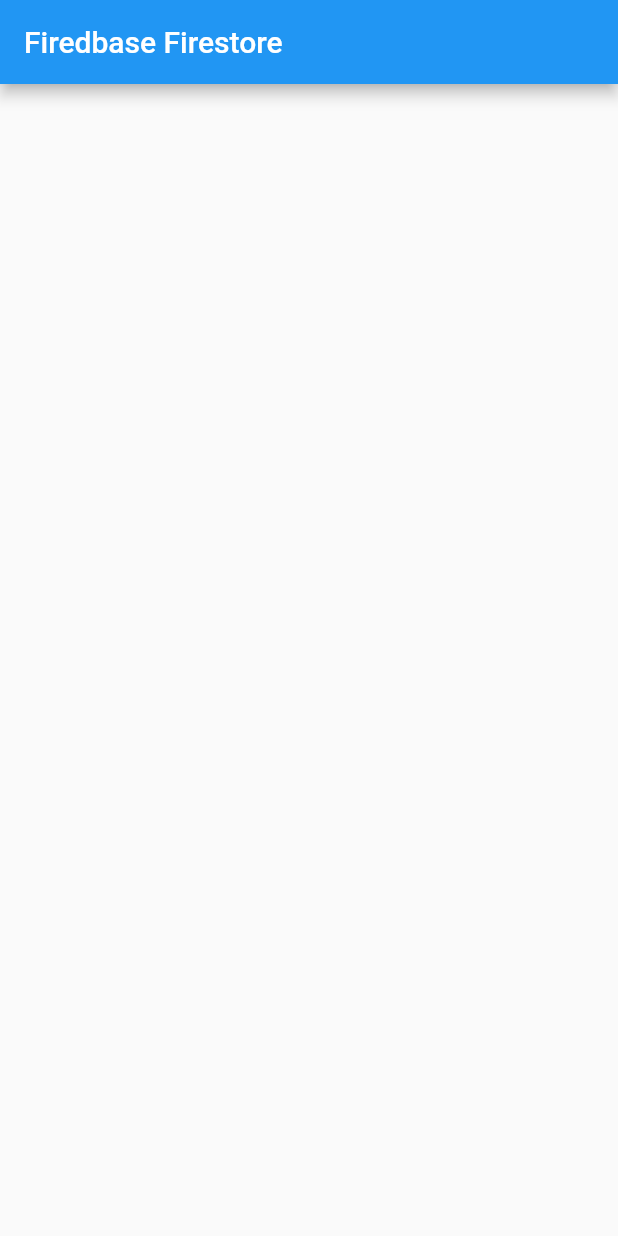
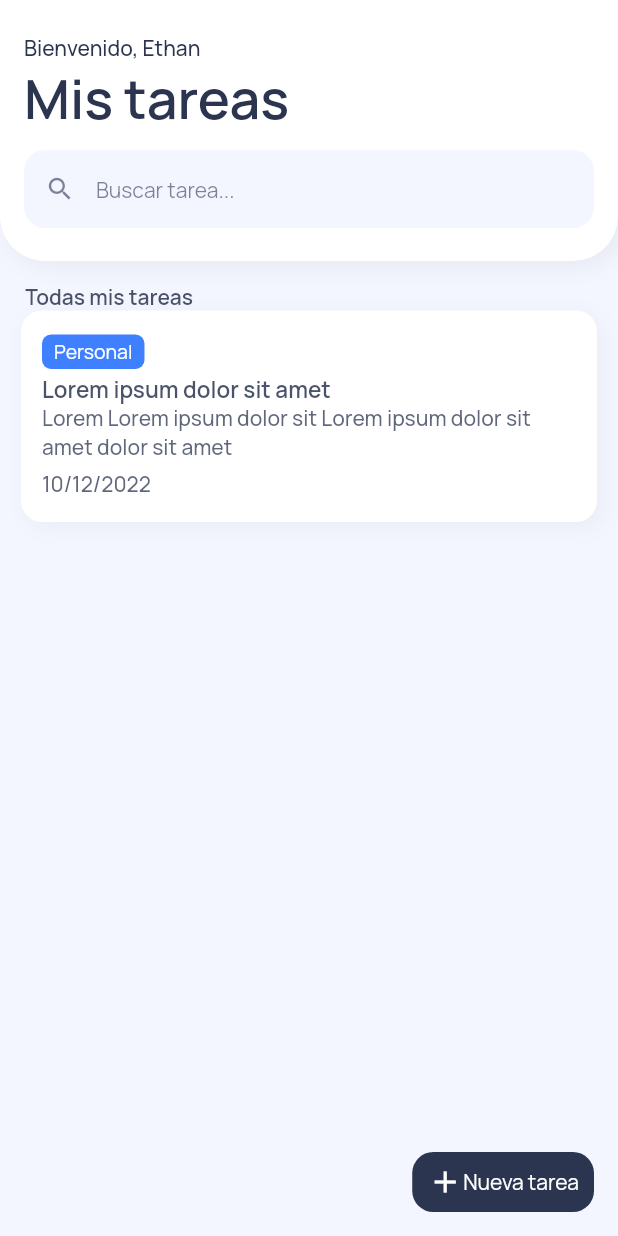
Before and after one commit to Artyon2033/lista-de-tareas, a Flutter app: the screen it shows after launch, on a phone screen of 412 x 824 dp. Run offline on Flutter 3.47's test engine with Material 2 defaults, Android fonts, the phone set to English and light mode, and no system bars; our stand-ins replace cloud_firestore, firebase_core, google_fonts; accounts and stored records are empty.

Commit message:
Sexto commit

```diff
--- a/lib/main.dart
+++ b/lib/main.dart
@@ -1,5 +1,6 @@
 import 'package:firebase_core/firebase_core.dart';
 import 'package:flutter/material.dart';
+import 'package:google_fonts/google_fonts.dart';
 import 'package:tasks/pages/home_page.dart';
 
 void main() async {
@@ -16,6 +17,9 @@ class MyApp extends StatelessWidget {
     return MaterialApp(
       title: "Task Firedbase",
       debugShowCheckedModeBanner: false,
+      theme: ThemeData(
+        textTheme: GoogleFonts.manropeTextTheme(),
+      ),
       home: HomePage(),
     );
   }
--- a/lib/pages/home_page.dart
+++ b/lib/pages/home_page.dart
@@ -1,5 +1,8 @@
 import 'package:cloud_firestore/cloud_firestore.dart';
 import 'package:flutter/material.dart';
+import 'package:tasks/ui/general/colors.dart';
+import 'package:tasks/ui/widgets/general_widgets.dart';
+import 'package:tasks/ui/widgets/textfield_search_widget.dart';
 
 class HomePage extends StatelessWidget {
   CollectionReference tasksReference =
@@ -8,10 +11,160 @@ class HomePage extends StatelessWidget {
   @override
   Widget build(BuildContext context) {
     return Scaffold(
-      appBar: AppBar(
-        title: Text("Firedbase Firestore"),
+      backgroundColor: KBrandSecondaryColor,
+      floatingActionButton: InkWell(
+        onTap: () {
+
+        },
+        borderRadius: BorderRadius.circular(14.0),
+        child: Container(
+          padding: const EdgeInsets.symmetric(horizontal: 10, vertical: 8.0),
+          decoration: BoxDecoration(
+            color: KBrandPrimaryColor,
+            borderRadius: BorderRadius.circular(14.0),
+          ),
+          child: Row(
+            mainAxisSize: MainAxisSize.min,
+            children: const [
+              Icon(
+                Icons.add,
+                color: Colors.white,
+              ),
+              Text(
+                "Nueva tarea",
+                style: TextStyle(
+                  color: Colors.white,
+                ),
+              ),
+            ],
+          ),
+        ),
       ),
-      body: StreamBuilder(
+      body: SingleChildScrollView(
+        child: Column(
+          children: [
+            Container(
+              padding:
+                  const EdgeInsets.symmetric(horizontal: 16.0, vertical: 22.0),
+              width: double.infinity,
+              decoration: BoxDecoration(
+                  color: Colors.white,
+                  borderRadius: const BorderRadius.only(
+                    bottomRight: Radius.circular(30.0),
+                    bottomLeft: Radius.circular(30.0),
+                  ),
+                  boxShadow: [
+                    BoxShadow(
+                      color: Colors.black.withOpacity(0.05),
+                      blurRadius: 12,
+                      offset: const Offset(4, 4),
+                    ),
+                  ]),
+              child: SafeArea(
+                child: Column(
+                  crossAxisAlignment: CrossAxisAlignment.start,
+                  children: [
+                    Text(
+                      "Bienvenido, Ethan",
+                      style: TextStyle(
+                        fontSize: 14.0,
+                        fontWeight: FontWeight.w500,
+                        color: KBrandPrimaryColor,
+                      ),
+                    ),
+                    Text(
+                      "Mis tareas",
+                      style: TextStyle(
+                        fontSize: 36.0,
+                        fontWeight: FontWeight.w600,
+                        color: KBrandPrimaryColor,
+                      ),
+                    ),
+                    divider10(),
+                    TextFieldSearchWidget(),
+                  ],
+                ),
+              ),
+            ),
+            Padding(
+              padding: EdgeInsets.all(14),
+              child: Column(
+                crossAxisAlignment: CrossAxisAlignment.start,
+                children: [
+                  Text(
+                    " Todas mis tareas",
+                    style: TextStyle(
+                      fontSize: 14.0,
+                      fontWeight: FontWeight.w600,
+                      color: KBrandPrimaryColor.withOpacity(0.85),
+                    ),
+                  ),
+                  Container(
+                    padding: const EdgeInsets.symmetric(
+                        horizontal: 14.0, vertical: 16.0),
+                    decoration: BoxDecoration(
+                      color: Colors.white,
+                      borderRadius: BorderRadius.circular(14.0),
+                      boxShadow: [
+                        BoxShadow(
+                          color: Colors.black.withOpacity(0.04),
+                          offset: const Offset(4, 4),
+                          blurRadius: 12.0,
+                        )
+                      ],
+                    ),
+                    child: Column(
+                      crossAxisAlignment: CrossAxisAlignment.start,
+                      children: [
+                        Container(
+                          padding: const EdgeInsets.symmetric(
+                              horizontal: 8.0, vertical: 2.5),
+                          decoration: BoxDecoration(
+                              color: Color(0xff3E80FF),
+                              borderRadius: BorderRadius.circular(6.0)),
+                          child: Text(
+                            "Personal",
+                            style: TextStyle(
+                              color: Colors.white,
+                              fontSize: 13.0,
+                            ),
+                          ),
+                        ),
+                        divider3(),
+                        Text(
+                          "Lorem ipsum dolor sit amet",
+                          style: TextStyle(
+                              fontSize: 15.0,
+                              fontWeight: FontWeight.w600,
+                              color: KBrandPrimaryColor.withOpacity(0.85)),
+                        ),
+                        Text(
+                          "Lorem Lorem ipsum dolor sit Lorem ipsum dolor sit amet dolor sit amet",
+                          style: TextStyle(
+                              fontSize: 14.0,
+                              fontWeight: FontWeight.w500,
+                              color: KBrandPrimaryColor.withOpacity(0.75)),
+                        ),
+                        divider6(),
+                        Text(
+                          "10/12/2022",
+                          style: TextStyle(
+                              fontSize: 14.0,
+                              fontWeight: FontWeight.w500,
+                              color: KBrandPrimaryColor.withOpacity(0.75)),
+                        )
+                      ],
+                    ),
+                  )
+                ],
+              ),
+              ),
+
+
+          ],
+        ),
+      ),
+      /*body: StreamBuilder(
         stream: tasksReference.snapshots(),
         builder: (BuildContext context, AsyncSnapshot snap) {
           if (snap.hasData) {
@@ -33,7 +186,7 @@ class HomePage extends StatelessWidget {
             child: CircularProgressIndicator(),
           );
         },
-      ),
+      ),*/
     );
   }
 }
--- /dev/null
+++ b/lib/ui/general/colors.dart
@@ -0,0 +1,5 @@
+import 'dart:ui';
+import 'package:flutter/animation.dart';
+
+Color KBrandPrimaryColor = const Color(0xff2C3550);
+Color KBrandSecondaryColor = const Color(0xffF4F6FF);
--- /dev/null
+++ b/lib/ui/widgets/general_widgets.dart
@@ -0,0 +1,13 @@
+import 'package:flutter/material.dart';
+
+Widget  divider3() => const SizedBox(height: 3,);
+Widget divider6() => const SizedBox(height: 6,);
+Widget divider10() => const SizedBox(height: 10,);
+Widget divider20() => const SizedBox(height: 20,);
+Widget divider30() => const SizedBox(height: 30,);
+Widget divider40() => const SizedBox(height: 40,);
+
+Widget divider3Widht() => const SizedBox(width: 3,);
+Widget divider6Widht() => const SizedBox(width: 6,);
+Widget divider10Widht() => const SizedBox(width: 10,);
+Widget divider20Widht() => const SizedBox(width: 20,);
--- /dev/null
+++ b/lib/ui/widgets/textfield_search_widget.dart
@@ -0,0 +1,40 @@
+import 'package:flutter/material.dart';
+
+import '../general/colors.dart';
+class TextFieldSearchWidget extends StatelessWidget {
+  const TextFieldSearchWidget({super.key});
+
+  @override
+  Widget build(BuildContext context) {
+    return
+    TextField(
+                      decoration: InputDecoration(
+                        contentPadding: const EdgeInsets.symmetric(horizontal: 12.0, vertical: 15.0),
+                        prefixIcon: Icon(
+                          Icons.search,
+                          size:20.0,
+                          color: KBrandPrimaryColor.withOpacity(0.6),
+                        ),
+
+
+
+                          hintText: "Buscar tarea...",
+                          hintStyle: TextStyle(
+                            fontSize: 14.0,
+                            color: KBrandPrimaryColor.withOpacity(0.6),
+                          ),
+                          filled: true,
+                          fillColor: KBrandSecondaryColor,
+                          focusedBorder: OutlineInputBorder(
+                            borderRadius: BorderRadius.circular(14.0),
+                            borderSide: BorderSide.none,
+                          ),
+                          enabledBorder: OutlineInputBorder(
+                              borderRadius: BorderRadius.circular(14.0),
+                              borderSide: BorderSide.none,
+                            ),
+                        ),
+
+                    );
+  }
+}
--- a/pubspec.yaml
+++ b/pubspec.yaml
@@ -38,6 +38,7 @@ dependencies:
   cupertino_icons: ^1.0.2
   firebase_core: ^2.3.0
   cloud_firestore: ^4.1.0
+  google_fonts: ^3.0.1
 
 dev_dependencies:
   flutter_test:
```
Also changed, not shown: pubspec.lock, 1 other file.
